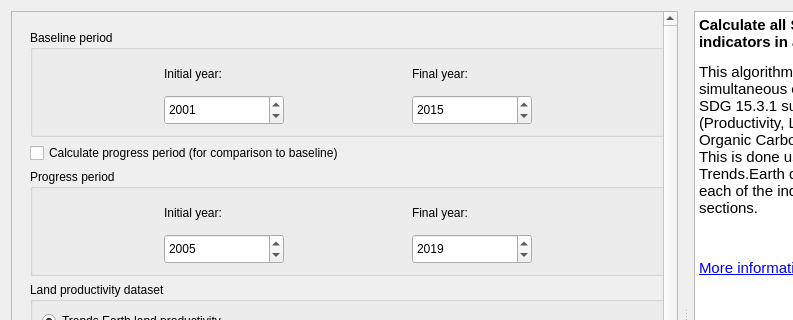
First picture: the form in LDMP/gui/DlgCalculateOneStep.ui, repository ConservationInternational/trends.earth, before the edit; both pictures show x 0 to 793 and y 0 to 320 of the 961 by 662 pixel window.
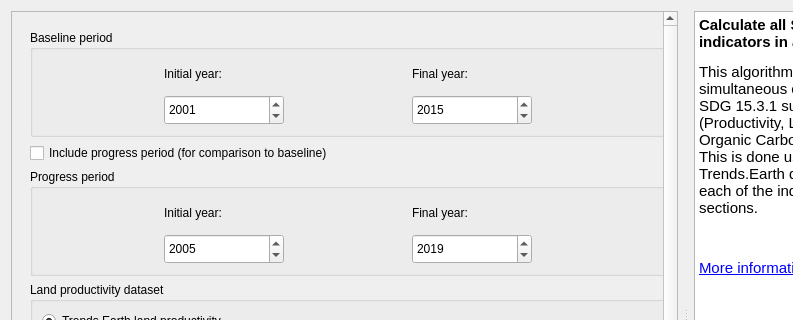
Second picture: the form after the edit. Custom widgets are drawn as their Qt base class.

Commit message: Add comboboxes for progress period

What changed in the file:
```diff
--- a/LDMP/gui/DlgCalculateOneStep.ui
+++ b/LDMP/gui/DlgCalculateOneStep.ui
@@ -207,7 +207,7 @@
               <item>
                <widget class="QCheckBox" name="checkBox_progress_period">
                 <property name="text">
-                 <string>Calculate progress period (for comparison to baseline)</string>
+                 <string>Include progress period (for comparison to baseline)</string>
                 </property>
                </widget>
               </item>
```
Left out of the diff: 4 changed lines with no effect on the pictures. The commit also changes 5 other files.
